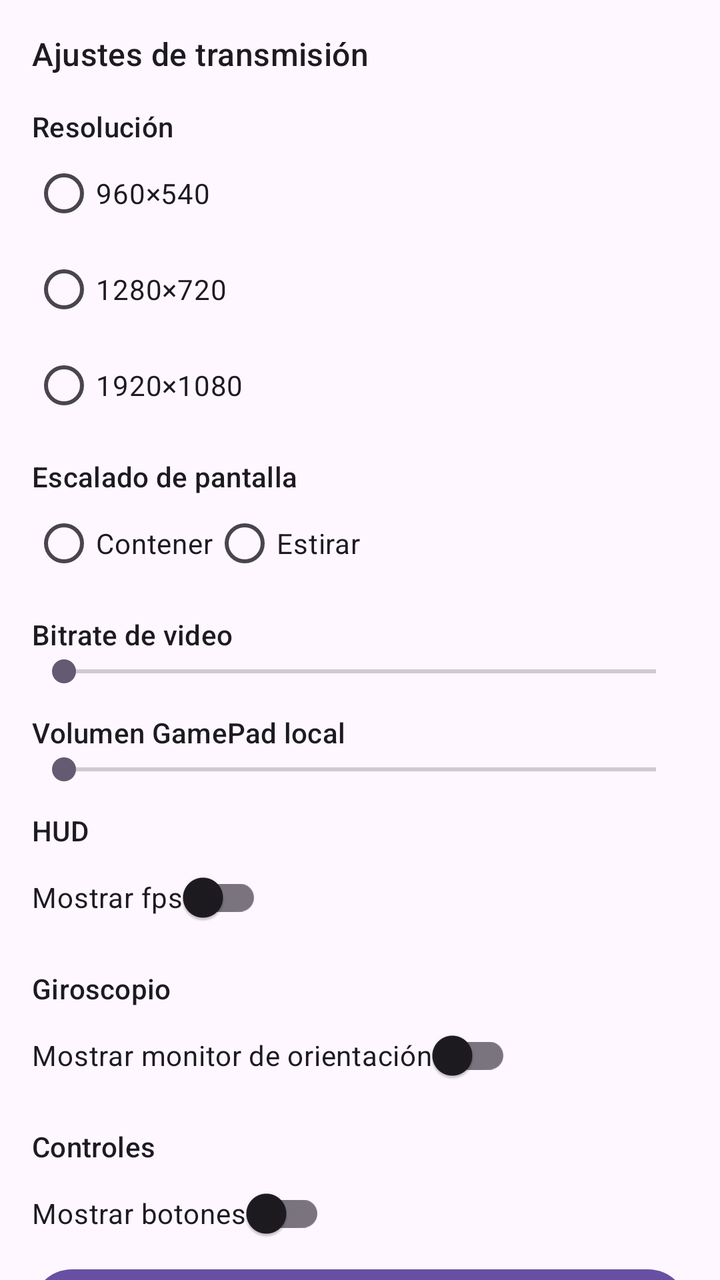
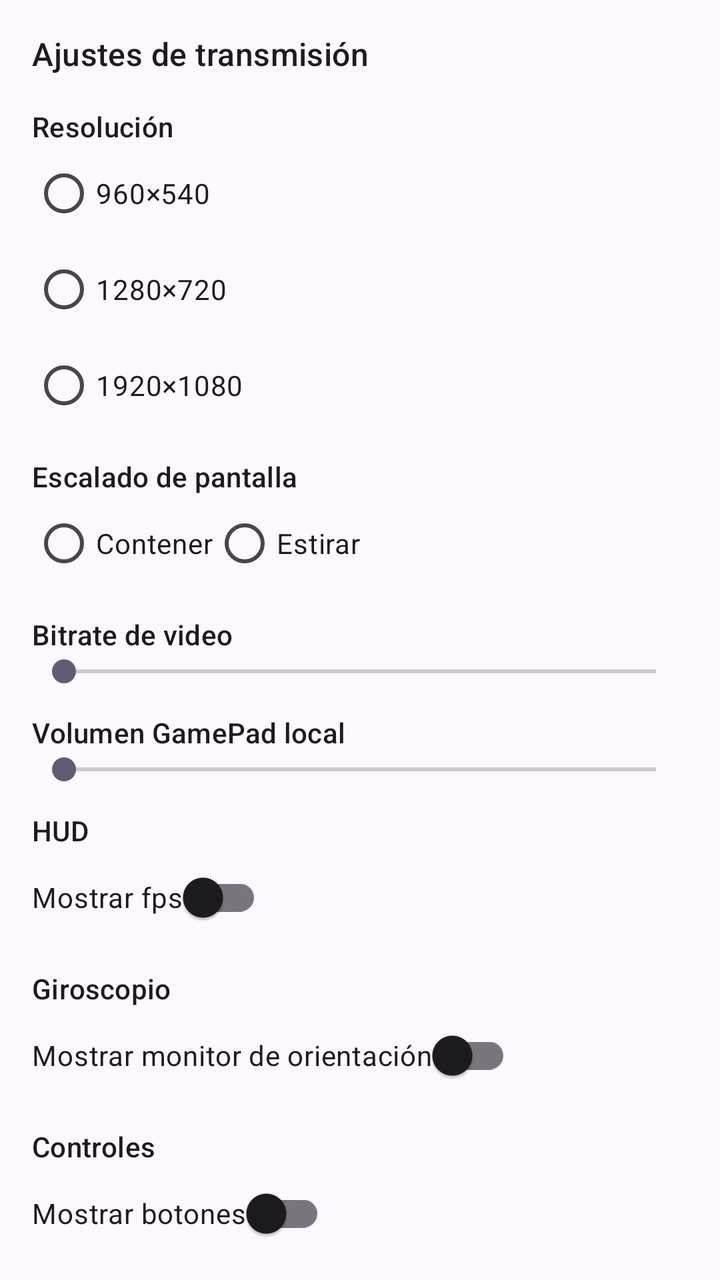

An Android layout rendered at two revisions. The XML below is the earlier revision; the diff shows what the commit changed to produce the second picture.
<!-- AndroidManifest.xml: application theme Theme.Twinpad -->
<!-- res/layout/drawer_settings.xml -->
<?xml version="1.0" encoding="utf-8"?>
<androidx.core.widget.NestedScrollView xmlns:android="http://schemas.android.com/apk/res/android"
    android:id="@+id/drawer_scroll"
    android:layout_width="match_parent"
    android:layout_height="match_parent"
    android:fillViewport="true"
    android:overScrollMode="ifContentScrolls">

    <LinearLayout
        android:id="@+id/drawer_content"
        android:layout_width="match_parent"
        android:layout_height="wrap_content"
        android:orientation="vertical"
        android:padding="16dp">

        <TextView
            android:layout_width="wrap_content"
            android:layout_height="wrap_content"
            android:text="@string/settings_title"
            android:textAppearance="?attr/textAppearanceTitleMedium" />

        <TextView
            android:layout_width="wrap_content"
            android:layout_height="wrap_content"
            android:layout_marginTop="16dp"
            android:text="@string/settings_resolution"
            android:textAppearance="?attr/textAppearanceLabelLarge" />

        <RadioGroup
            android:id="@+id/resolution_group"
            android:layout_width="wrap_content"
            android:layout_height="wrap_content"
            android:orientation="vertical">

            <RadioButton
                android:id="@+id/resolution_960x540"
                android:layout_width="wrap_content"
                android:layout_height="wrap_content"
                android:text="960×540" />

            <RadioButton
                android:id="@+id/resolution_1280x720"
                android:layout_width="wrap_content"
                android:layout_height="wrap_content"
                android:text="1280×720" />

            <RadioButton
                android:id="@+id/resolution_1920x1080"
                android:layout_width="wrap_content"
                android:layout_height="wrap_content"
                android:text="1920×1080" />
        </RadioGroup>

        <TextView
            android:layout_width="wrap_content"
            android:layout_height="wrap_content"
            android:layout_marginTop="12dp"
            android:text="@string/settings_scale"
            android:textAppearance="?attr/textAppearanceLabelLarge" />

        <RadioGroup
            android:id="@+id/scale_group"
            android:layout_width="wrap_content"
            android:layout_height="wrap_content"
            android:orientation="horizontal">

            <RadioButton
                android:id="@+id/scale_contain"
                android:layout_width="wrap_content"
                android:layout_height="wrap_content"
                android:text="@string/settings_scale_contain" />

            <RadioButton
                android:id="@+id/scale_expand"
                android:layout_width="wrap_content"
                android:layout_height="wrap_content"
                android:text="@string/settings_scale_expand" />
        </RadioGroup>

        <TextView
            android:layout_width="wrap_content"
            android:layout_height="wrap_content"
            android:layout_marginTop="12dp"
            android:text="@string/settings_bitrate"
            android:textAppearance="?attr/textAppearanceLabelLarge" />

        <SeekBar
            android:id="@+id/bitrate_seek"
            android:layout_width="match_parent"
            android:layout_height="wrap_content"
            android:max="29000" />

        <TextView
            android:layout_width="wrap_content"
            android:layout_height="wrap_content"
            android:layout_marginTop="12dp"
            android:text="@string/settings_audio"
            android:textAppearance="?attr/textAppearanceLabelLarge" />

        <SeekBar
            android:id="@+id/audio_volume_seek"
            android:layout_width="match_parent"
            android:layout_height="wrap_content"
            android:max="100" />

        <TextView
            android:layout_width="wrap_content"
            android:layout_height="wrap_content"
            android:layout_marginTop="12dp"
            android:text="@string/settings_hud"
            android:textAppearance="?attr/textAppearanceLabelLarge" />

        <com.google.android.material.switchmaterial.SwitchMaterial
            android:id="@+id/switch_show_fps"
            android:layout_width="wrap_content"
            android:layout_height="wrap_content"
            android:text="@string/settings_show_fps" />

        <TextView
            android:layout_width="wrap_content"
            android:layout_height="wrap_content"
            android:layout_marginTop="12dp"
            android:text="@string/settings_gyro"
            android:textAppearance="?attr/textAppearanceLabelLarge" />

        <com.google.android.material.switchmaterial.SwitchMaterial
            android:id="@+id/switch_show_gyro_monitor"
            android:layout_width="wrap_content"
            android:layout_height="wrap_content"
            android:text="@string/settings_show_gyro_monitor" />

        <TextView
            android:layout_width="wrap_content"
            android:layout_height="wrap_content"
            android:layout_marginTop="12dp"
            android:text="@string/settings_controls"
            android:textAppearance="?attr/textAppearanceLabelLarge" />

        <com.google.android.material.switchmaterial.SwitchMaterial
            android:id="@+id/switch_show_controls"
            android:layout_width="wrap_content"
            android:layout_height="wrap_content"
            android:text="@string/settings_show_controls" />

        <Button
            android:id="@+id/btn_close_drawer"
            android:layout_width="match_parent"
            android:layout_height="wrap_content"
            android:text="@string/settings_close" />

    </LinearLayout>
</androidx.core.widget.NestedScrollView>
<!-- resources referenced by this layout -->
<resources>
  <string name="settings_audio">Volumen GamePad local</string>
  <string name="settings_bitrate">Bitrate de video</string>
  <string name="settings_close">Cerrar</string>
  <string name="settings_controls">Controles</string>
  <string name="settings_gyro">Giroscopio</string>
  <string name="settings_hud">HUD</string>
  <string name="settings_resolution">Resolución</string>
  <string name="settings_scale">Escalado de pantalla</string>
  <string name="settings_scale_contain">Contener</string>
  <string name="settings_scale_expand">Estirar</string>
  <string name="settings_show_controls">Mostrar botones</string>
  <string name="settings_show_fps">Mostrar fps</string>
  <string name="settings_show_gyro_monitor">Mostrar monitor de orientación</string>
  <string name="settings_title">Ajustes de transmisión</string>
  <style name="Theme.Twinpad" parent="Theme.Material3.DayNight.NoActionBar">
          <item name="android:statusBarColor">@android:color/black</item>
      </style>
</resources>

<!-- the commit's change to res/layout/drawer_settings.xml (unified diff, before → after) -->
@@ -142,6 +142,20 @@
             android:layout_height="wrap_content"
             android:text="@string/settings_show_controls" />
 
+        <TextView
+            android:layout_width="wrap_content"
+            android:layout_height="wrap_content"
+            android:layout_marginTop="12dp"
+            android:text="@string/settings_distribution"
+            android:textAppearance="?attr/textAppearanceLabelLarge" />
+
+        
+        <com.google.android.material.switchmaterial.SwitchMaterial
+            android:id="@+id/switch_nintendo_distribution"
+            android:layout_width="wrap_content"
+            android:layout_height="wrap_content"
+            android:text="@string/settings_nintendo_distribution" />
+
         <Button
             android:id="@+id/btn_close_drawer"
             android:layout_width="match_parent"
<!-- resource entries referenced after the edit -->
@@ -4,8 +4,10 @@
   <string name="settings_bitrate">Bitrate de video</string>
   <string name="settings_close">Cerrar</string>
   <string name="settings_controls">Controles</string>
+  <string name="settings_distribution">Distribución</string>
   <string name="settings_gyro">Giroscopio</string>
   <string name="settings_hud">HUD</string>
+  <string name="settings_nintendo_distribution">Distribución Nintendo</string>
   <string name="settings_resolution">Resolución</string>
   <string name="settings_scale">Escalado de pantalla</string>
   <string name="settings_scale_contain">Contener</string>
